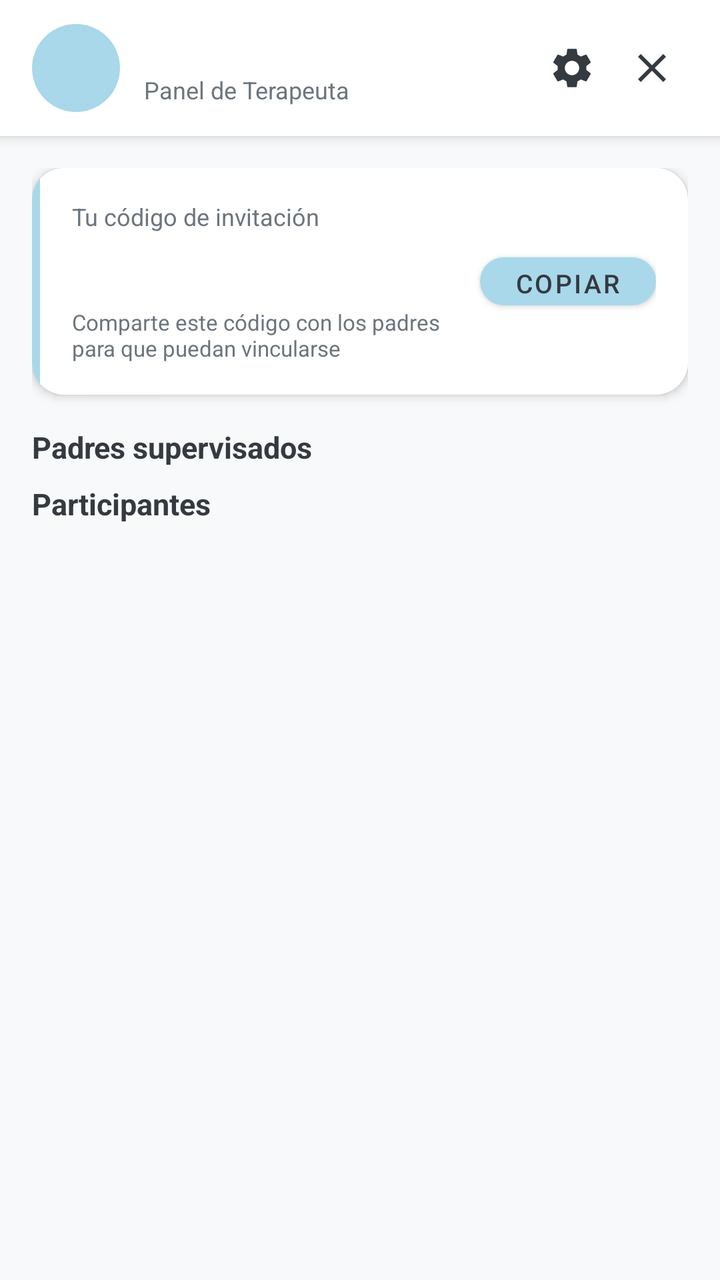
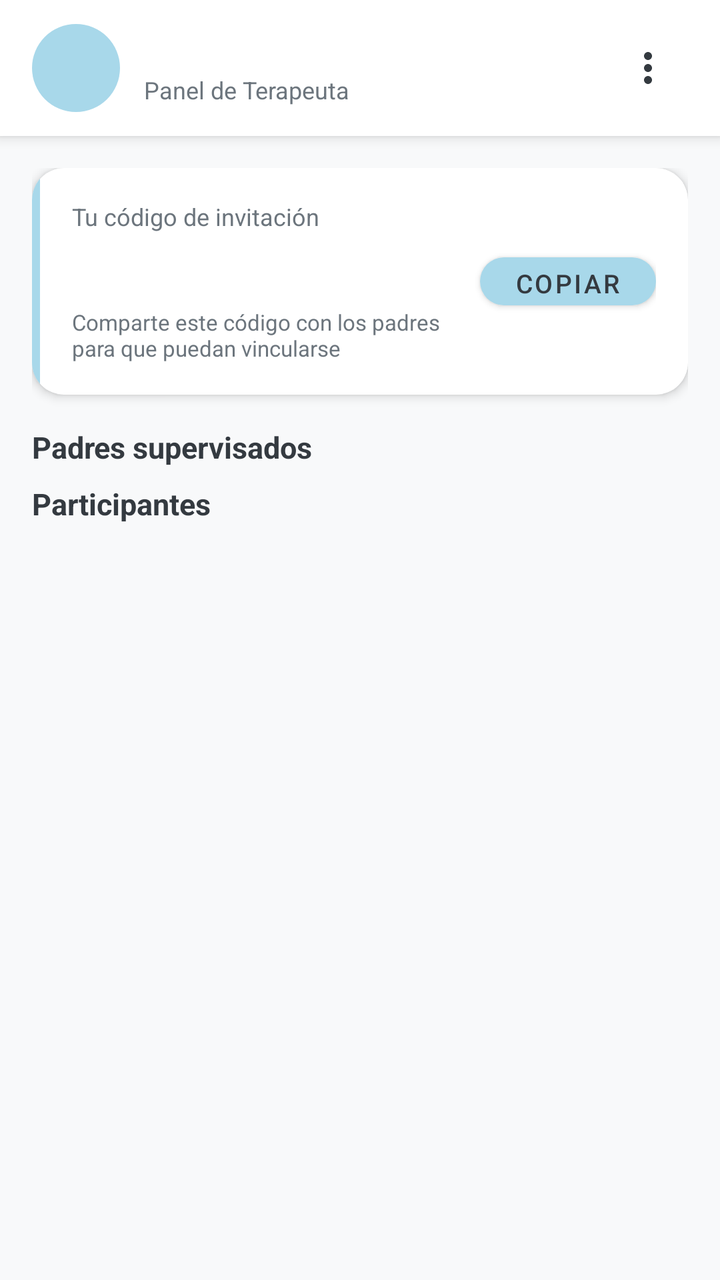

Compare the two renders of this Android layout. The source of the first and the diff that turns it into the second are given below.
<!-- AndroidManifest.xml: application theme Theme.TEApp -->
<!-- res/layout/activity_therapist_dashboard.xml -->
<?xml version="1.0" encoding="utf-8"?>
<LinearLayout xmlns:android="http://schemas.android.com/apk/res/android"
    xmlns:app="http://schemas.android.com/apk/res-auto"
    android:layout_width="match_parent"
    android:layout_height="match_parent"
    android:orientation="vertical"
    android:background="@color/background">

    
    <LinearLayout
        android:layout_width="match_parent"
        android:layout_height="wrap_content"
        android:orientation="horizontal"
        android:background="#FFFFFF"
        android:elevation="4dp"
        android:paddingStart="16dp"
        android:paddingEnd="16dp"
        android:paddingTop="12dp"
        android:paddingBottom="12dp"
        android:gravity="center_vertical">

        <TextView
            android:id="@+id/tv_initials"
            android:layout_width="44dp"
            android:layout_height="44dp"
            android:gravity="center"
            android:textSize="18sp"
            android:textStyle="bold"
            android:textColor="#FFFFFF"
            android:background="@drawable/circle_avatar"
            android:layout_marginEnd="12dp" />

        <LinearLayout
            android:layout_width="0dp"
            android:layout_height="wrap_content"
            android:layout_weight="1"
            android:orientation="vertical">
            <TextView
                android:id="@+id/tv_usuario"
                android:layout_width="wrap_content"
                android:layout_height="wrap_content"
                android:textSize="16sp"
                android:textStyle="bold"
                android:textColor="@color/on_primary" />
            <TextView
                android:layout_width="wrap_content"
                android:layout_height="wrap_content"
                android:text="Panel de Terapeuta"
                android:textSize="12sp"
                android:textColor="@color/text_secondary" />
        </LinearLayout>

        <ImageButton
            android:id="@+id/btn_perfil"
            android:layout_width="36dp"
            android:layout_height="36dp"
            android:src="@drawable/ic_settings"
            android:background="?attr/selectableItemBackgroundBorderless"
            android:contentDescription="Mi perfil"
            android:layout_marginEnd="4dp" />

        <ImageButton
            android:id="@+id/btn_logout"
            android:layout_width="36dp"
            android:layout_height="36dp"
            android:src="@drawable/ic_close"
            android:background="?attr/selectableItemBackgroundBorderless"
            android:contentDescription="Cerrar sesión" />
    </LinearLayout>

    <androidx.core.widget.NestedScrollView
        android:layout_width="match_parent"
        android:layout_height="match_parent">

        <LinearLayout
            android:layout_width="match_parent"
            android:layout_height="wrap_content"
            android:orientation="vertical"
            android:padding="16dp">

            
            <androidx.cardview.widget.CardView
                android:layout_width="match_parent"
                android:layout_height="wrap_content"
                android:layout_marginBottom="16dp"
                app:cardCornerRadius="16dp"
                app:cardElevation="3dp"
                app:cardBackgroundColor="#FFFFFF">

                <LinearLayout
                    android:layout_width="match_parent"
                    android:layout_height="wrap_content"
                    android:orientation="horizontal">

                    
                    <View
                        android:layout_width="4dp"
                        android:layout_height="match_parent"
                        android:background="@color/primary" />

                    <LinearLayout
                        android:layout_width="match_parent"
                        android:layout_height="wrap_content"
                        android:orientation="horizontal"
                        android:padding="16dp"
                        android:gravity="center_vertical">

                    <LinearLayout
                        android:layout_width="0dp"
                        android:layout_height="wrap_content"
                        android:layout_weight="1"
                        android:orientation="vertical">

                        <TextView
                            android:layout_width="wrap_content"
                            android:layout_height="wrap_content"
                            android:text="Tu código de invitación"
                            android:textSize="12sp"
                            android:textColor="@color/text_secondary"
                            android:layout_marginBottom="4dp" />

                        <TextView
                            android:id="@+id/tv_codigo"
                            android:layout_width="wrap_content"
                            android:layout_height="wrap_content"
                            android:textSize="22sp"
                            android:textStyle="bold"
                            android:textColor="@color/on_primary"
                            android:letterSpacing="0.1"
                            android:layout_marginBottom="4dp" />

                        <TextView
                            android:layout_width="wrap_content"
                            android:layout_height="wrap_content"
                            android:text="Comparte este código con los padres para que puedan vincularse"
                            android:textSize="11sp"
                            android:textColor="@color/text_secondary" />

                    </LinearLayout>

                    
                    <Button
                        android:id="@+id/btn_copiar_codigo"
                        android:layout_width="wrap_content"
                        android:layout_height="36dp"
                        android:text="Copiar"
                        android:textSize="13sp"
                        android:layout_marginStart="12dp"
                        style="@style/Widget.TEApp.Button" />

                    </LinearLayout>
                </LinearLayout>
            </androidx.cardview.widget.CardView>

            <ProgressBar
                android:id="@+id/progress_bar"
                android:layout_width="wrap_content"
                android:layout_height="wrap_content"
                android:layout_gravity="center"
                android:visibility="gone" />

            
            <TextView
                android:layout_width="wrap_content"
                android:layout_height="wrap_content"
                android:text="Padres supervisados"
                android:textSize="15sp"
                android:textStyle="bold"
                android:textColor="@color/on_primary"
                android:layout_marginBottom="8dp" />

            <TextView
                android:id="@+id/tv_vacio"
                android:layout_width="match_parent"
                android:layout_height="wrap_content"
                android:text="No tenés padres supervisados aún. Comparte tu código de invitación."
                android:textSize="14sp"
                android:textColor="@color/text_secondary"
                android:gravity="center"
                android:padding="16dp"
                android:visibility="gone" />

            <Spinner
                android:id="@+id/spinner_padres"
                android:layout_width="match_parent"
                android:layout_height="wrap_content"
                android:layout_marginBottom="16dp"
                android:background="@drawable/spinner_background"
                android:visibility="gone" />

            
            <TextView
                android:layout_width="match_parent"
                android:layout_height="wrap_content"
                android:text="Participantes"
                android:textSize="15sp"
                android:textStyle="bold"
                android:textColor="@color/on_primary"
                android:layout_marginBottom="8dp" />

            <androidx.recyclerview.widget.RecyclerView
                android:id="@+id/rv_participantes"
                android:layout_width="match_parent"
                android:layout_height="wrap_content"
                android:nestedScrollingEnabled="false" />

        </LinearLayout>
    </androidx.core.widget.NestedScrollView>

</LinearLayout>
<!-- resources referenced by this layout -->
<resources>
  <color name="background">#F8F9FA</color>
  <color name="on_primary">#343A40</color>
  <color name="primary">#A8D8EA</color>
  <color name="text_secondary">#6C757D</color>
  <!-- drawable circle_avatar (drawable) -->
  <?xml version="1.0" encoding="utf-8"?>
  <shape xmlns:android="http://schemas.android.com/apk/res/android"
      android:shape="oval">
      <solid android:color="#A8D8EA" />
  </shape>
  <!-- drawable ic_close (drawable) -->
  <?xml version="1.0" encoding="utf-8"?>
  <vector xmlns:android="http://schemas.android.com/apk/res/android"
      android:width="24dp"
      android:height="24dp"
      android:viewportWidth="24"
      android:viewportHeight="24">
      <path
          android:fillColor="?attr/colorControlNormal"
          android:pathData="M19,6.41L17.59,5 12,10.59 6.41,5 5,6.41 10.59,12 5,17.59 6.41,19 12,13.41 17.59,19 19,17.59 13.41,12z"/>
  </vector>
  <!-- drawable ic_settings (drawable) -->
  <?xml version="1.0" encoding="utf-8"?>
  <vector xmlns:android="http://schemas.android.com/apk/res/android"
      android:width="24dp"
      android:height="24dp"
      android:viewportWidth="24"
      android:viewportHeight="24">
      <path
          android:fillColor="?attr/colorControlNormal"
          android:pathData="M19.14,12.94c0.04,-0.3 0.06,-0.61 0.06,-0.94 0,-0.32 -0.02,-0.64 -0.07,-0.94l2.03,-1.58c0.18,-0.14 0.23,-0.41 0.12,-0.61l-1.92,-3.32c-0.12,-0.22 -0.37,-0.29 -0.59,-0.22l-2.39,0.96c-0.5,-0.38 -1.03,-0.7 -1.62,-0.94l-0.36,-2.54c-0.04,-0.24 -0.24,-0.41 -0.48,-0.41h-3.84c-0.24,0 -0.43,0.17 -0.47,0.41l-0.36,2.54c-0.59,0.24 -1.13,0.57 -1.62,0.94l-2.39,-0.96c-0.22,-0.08 -0.47,0 -0.59,0.22L2.74,8.87c-0.12,0.21 -0.08,0.47 0.12,0.61l2.03,1.58c-0.05,0.3 -0.09,0.63 -0.09,0.94s0.02,0.64 0.07,0.94l-2.03,1.58c-0.18,0.14 -0.23,0.41 -0.12,0.61l1.92,3.32c0.12,0.22 0.37,0.29 0.59,0.22l2.39,-0.96c0.5,0.38 1.03,0.7 1.62,0.94l0.36,2.54c0.05,0.24 0.24,0.41 0.48,0.41h3.84c0.24,0 0.44,-0.17 0.47,-0.41l0.36,-2.54c0.59,-0.24 1.13,-0.56 1.62,-0.94l2.39,0.96c0.22,0.08 0.47,0 0.59,-0.22l1.92,-3.32c0.12,-0.22 0.07,-0.47 -0.12,-0.61l-2.01,-1.58zM12,15.6c-1.98,0 -3.6,-1.62 -3.6,-3.6s1.62,-3.6 3.6,-3.6 3.6,1.62 3.6,3.6 -1.62,3.6 -3.6,3.6z"/>
  </vector>
  <!-- drawable spinner_background (drawable) -->
  <?xml version="1.0" encoding="utf-8"?>
  <layer-list xmlns:android="http://schemas.android.com/apk/res/android">
      <item>
          <shape android:shape="rectangle">
              <solid android:color="#EEF7FB" />
              <stroke android:width="1dp" android:color="#343A40" />
              <corners android:radius="4dp" />
          </shape>
      </item>
  </layer-list>
  <style name="Widget.TEApp.Button" parent="Widget.MaterialComponents.Button">
          <item name="backgroundTint">@color/primary</item>
          <item name="android:textColor">@color/on_primary</item>
          <item name="cornerRadius">12dp</item>
      </style>
  <style name="Theme.TEApp" parent="Theme.MaterialComponents.Light.NoActionBar">
          <item name="colorPrimary">@color/primary</item>
          <item name="colorPrimaryVariant">@color/primary_dark</item>
          <item name="colorOnPrimary">@color/on_primary</item>
          <item name="colorSecondary">@color/secondary</item>
          <item name="colorOnSecondary">@color/on_primary</item>
          <item name="android:colorBackground">@color/background</item>
          <item name="colorSurface">@color/surface</item>
          <item name="colorOnSurface">@color/on_primary</item>
          <item name="colorOnBackground">@color/on_primary</item>
          <item name="android:textColorPrimary">@color/on_primary</item>
          <item name="android:textColorSecondary">@color/text_secondary</item>
          <item name="android:statusBarColor">@color/primary_dark</item>
          <item name="colorControlNormal">@color/on_primary</item>
          <item name="colorControlActivated">@color/primary_dark</item>
      </style>
  <color name="primary_dark">#78C1C8</color>
  <color name="secondary">#B8E0C8</color>
  <color name="surface">#FFFFFF</color>
</resources>

<!-- the commit's change to res/layout/activity_therapist_dashboard.xml (unified diff, before → after) -->
@@ -50,22 +50,14 @@
                 android:textColor="@color/text_secondary" />
         </LinearLayout>
 
+        
         <ImageButton
-            android:id="@+id/btn_perfil"
-            android:layout_width="36dp"
-            android:layout_height="36dp"
-            android:src="@drawable/ic_settings"
+            android:id="@+id/btn_menu"
+            android:layout_width="40dp"
+            android:layout_height="40dp"
+            android:src="@drawable/ic_more_vert"
             android:background="?attr/selectableItemBackgroundBorderless"
-            android:contentDescription="Mi perfil"
-            android:layout_marginEnd="4dp" />
-
-        <ImageButton
-            android:id="@+id/btn_logout"
-            android:layout_width="36dp"
-            android:layout_height="36dp"
-            android:src="@drawable/ic_close"
-            android:background="?attr/selectableItemBackgroundBorderless"
-            android:contentDescription="Cerrar sesión" />
+            android:contentDescription="@string/opciones" />
     </LinearLayout>
 
     <androidx.core.widget.NestedScrollView
@@ -92,8 +84,7 @@
                     android:layout_height="wrap_content"
                     android:orientation="horizontal">
 
-                    
-                    <View
+                            <View
                         android:layout_width="4dp"
                         android:layout_height="match_parent"
                         android:background="@color/primary" />
@@ -138,8 +129,7 @@
 
                     </LinearLayout>
 
-                    
-                    <Button
+                            <Button
                         android:id="@+id/btn_copiar_codigo"
                         android:layout_width="wrap_content"
                         android:layout_height="36dp"
@@ -186,6 +176,8 @@
                 android:layout_height="wrap_content"
                 android:layout_marginBottom="16dp"
                 android:background="@drawable/spinner_background"
+                android:minHeight="52dp"
+                android:elevation="1dp"
                 android:visibility="gone" />
 
             
<!-- resource entries referenced after the edit -->
@@ -10,7 +10,7 @@
       android:shape="oval">
       <solid android:color="#A8D8EA" />
   </shape>
-  <!-- drawable ic_close (drawable) -->
+  <!-- drawable ic_more_vert (drawable) -->
   <?xml version="1.0" encoding="utf-8"?>
   <vector xmlns:android="http://schemas.android.com/apk/res/android"
       android:width="24dp"
@@ -19,30 +19,29 @@
       android:viewportHeight="24">
       <path
           android:fillColor="?attr/colorControlNormal"
-          android:pathData="M19,6.41L17.59,5 12,10.59 6.41,5 5,6.41 10.59,12 5,17.59 6.41,19 12,13.41 17.59,19 19,17.59 13.41,12z"/>
-  </vector>
-  <!-- drawable ic_settings (drawable) -->
-  <?xml version="1.0" encoding="utf-8"?>
-  <vector xmlns:android="http://schemas.android.com/apk/res/android"
-      android:width="24dp"
-      android:height="24dp"
-      android:viewportWidth="24"
-      android:viewportHeight="24">
-      <path
-          android:fillColor="?attr/colorControlNormal"
-          android:pathData="M19.14,12.94c0.04,-0.3 0.06,-0.61 0.06,-0.94 0,-0.32 -0.02,-0.64 -0.07,-0.94l2.03,-1.58c0.18,-0.14 0.23,-0.41 0.12,-0.61l-1.92,-3.32c-0.12,-0.22 -0.37,-0.29 -0.59,-0.22l-2.39,0.96c-0.5,-0.38 -1.03,-0.7 -1.62,-0.94l-0.36,-2.54c-0.04,-0.24 -0.24,-0.41 -0.48,-0.41h-3.84c-0.24,0 -0.43,0.17 -0.47,0.41l-0.36,2.54c-0.59,0.24 -1.13,0.57 -1.62,0.94l-2.39,-0.96c-0.22,-0.08 -0.47,0 -0.59,0.22L2.74,8.87c-0.12,0.21 -0.08,0.47 0.12,0.61l2.03,1.58c-0.05,0.3 -0.09,0.63 -0.09,0.94s0.02,0.64 0.07,0.94l-2.03,1.58c-0.18,0.14 -0.23,0.41 -0.12,0.61l1.92,3.32c0.12,0.22 0.37,0.29 0.59,0.22l2.39,-0.96c0.5,0.38 1.03,0.7 1.62,0.94l0.36,2.54c0.05,0.24 0.24,0.41 0.48,0.41h3.84c0.24,0 0.44,-0.17 0.47,-0.41l0.36,-2.54c0.59,-0.24 1.13,-0.56 1.62,-0.94l2.39,0.96c0.22,0.08 0.47,0 0.59,-0.22l1.92,-3.32c0.12,-0.22 0.07,-0.47 -0.12,-0.61l-2.01,-1.58zM12,15.6c-1.98,0 -3.6,-1.62 -3.6,-3.6s1.62,-3.6 3.6,-3.6 3.6,1.62 3.6,3.6 -1.62,3.6 -3.6,3.6z"/>
+          android:pathData="M12,8c1.1,0 2,-0.9 2,-2s-0.9,-2 -2,-2 -2,0.9 -2,2 0.9,2 2,2zm0,2c-1.1,0 -2,0.9 -2,2s0.9,2 2,2 2,-0.9 2,-2 -0.9,-2 -2,-2zm0,6c-1.1,0 -2,0.9 -2,2s0.9,2 2,2 2,-0.9 2,-2 -0.9,-2 -2,-2z"/>
   </vector>
   <!-- drawable spinner_background (drawable) -->
   <?xml version="1.0" encoding="utf-8"?>
   <layer-list xmlns:android="http://schemas.android.com/apk/res/android">
+  
       <item>
           <shape android:shape="rectangle">
               <solid android:color="#EEF7FB" />
-              <stroke android:width="1dp" android:color="#343A40" />
-              <corners android:radius="4dp" />
+              <stroke android:width="1dp" android:color="@color/primary_dark" />
+              <corners android:radius="8dp" />
           </shape>
       </item>
+  
+      <item
+          android:drawable="@drawable/ic_arrow_down"
+          android:gravity="center_vertical|end"
+          android:end="12dp"
+          android:width="22dp"
+          android:height="22dp" />
+  
   </layer-list>
+  <string name="opciones">Opciones</string>
   <style name="Widget.TEApp.Button" parent="Widget.MaterialComponents.Button">
           <item name="backgroundTint">@color/primary</item>
           <item name="android:textColor">@color/on_primary</item>
@@ -65,6 +64,17 @@
           <item name="colorControlActivated">@color/primary_dark</item>
       </style>
   <color name="primary_dark">#78C1C8</color>
+  <!-- drawable ic_arrow_down (drawable) -->
+  <?xml version="1.0" encoding="utf-8"?>
+  <vector xmlns:android="http://schemas.android.com/apk/res/android"
+      android:width="24dp"
+      android:height="24dp"
+      android:viewportWidth="24"
+      android:viewportHeight="24">
+      <path
+          android:fillColor="?attr/colorControlNormal"
+          android:pathData="M4,9l8,8 8,-8z"/>
+  </vector>
   <color name="secondary">#B8E0C8</color>
   <color name="surface">#FFFFFF</color>
 </resources>
